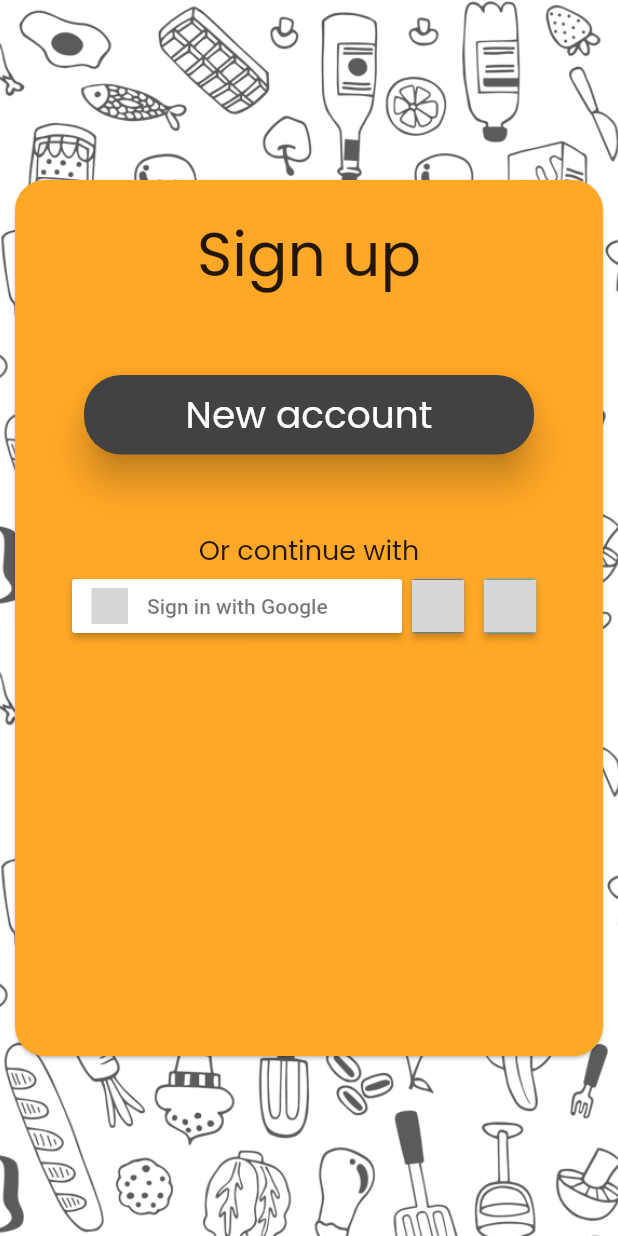
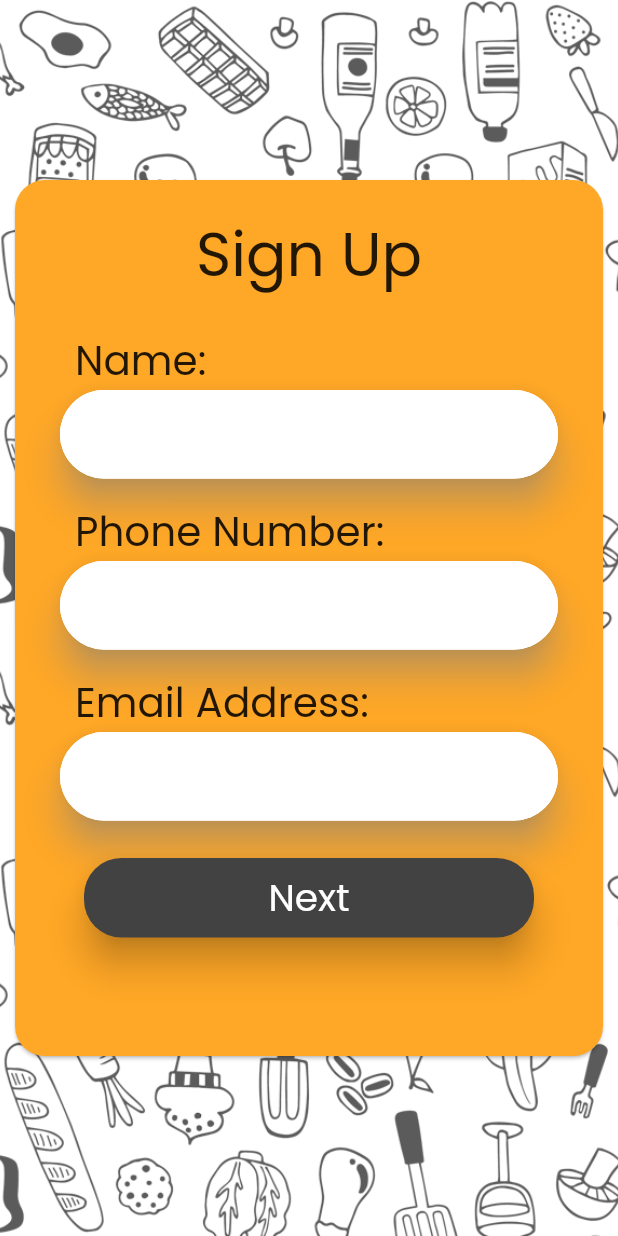
Before and after one commit to LakshmiNarayanP/BasicKneads_ingenius2020, a Flutter app: the Signup1 screen opened by its route, after a tap on "New account", on a phone screen of 412 x 824 dp. Run offline on Flutter 3.47's test engine with Material 2 defaults, Android fonts, the phone set to English and light mode, and no system bars; our stand-ins replace flutter_signin_button, getwidget; grey boxes are pictures that could not be loaded.

Commit message:
Signup Page 2 completed

```diff
--- a/basickneads/lib/main.dart
+++ b/basickneads/lib/main.dart
@@ -1,9 +1,11 @@
 import 'package:basickneads/signuppages/signup1.dart';
+import 'package:basickneads/signuppages/signup2.dart';
 import 'package:flutter/material.dart';
 import 'splashScreen.dart';
 import 'welcomePage.dart';
 import 'loginPage.dart';
 import 'signuppages/signup1.dart';
+import 'signuppages/signup2.dart';
 
 void main() {
   runApp(MyApp());
@@ -18,6 +20,7 @@ class MyApp extends StatelessWidget {
         '/welcomepage': (context) => WelcomePage(),
         '/loginpage': (context) => LoginPage(),
         '/signup1': (context) => Signup1(),
+        '/signup2': (context) => Signup2(),
       },
     );
   }
--- a/basickneads/lib/signuppages/signup1.dart
+++ b/basickneads/lib/signuppages/signup1.dart
@@ -19,7 +19,7 @@ class Signup1 extends StatelessWidget {
               ),
               WPRaisedButton(
                 buttonTitle: 'New account',
-                onPressed: () => {},
+                onPressed: () => {Navigator.pushNamed(context, '/signup2')},
               ),
               SizedBox(height: 50.0),
               SocialButtons(),
--- /dev/null
+++ b/basickneads/lib/signuppages/signup2.dart
@@ -0,0 +1,41 @@
+import 'package:flutter/material.dart';
+import 'package:basickneads/constants.dart';
+
+class Signup2 extends StatefulWidget {
+  @override
+  _Signup2State createState() => _Signup2State();
+}
+
+class _Signup2State extends State<Signup2> {
+  @override
+  Widget build(BuildContext context) {
+    return Container(
+      decoration: kDoodle,
+      child: OrangeCard(
+        container: Container(
+          child: Column(
+            children: [
+              Text(
+                'Sign Up',
+                style: kPoppinTitle,
+              ),
+              SizedBox(
+                height: 20.0,
+              ),
+              EnterField(fieldTitle: 'Name:'),
+              SizedBox(height: 15.0),
+              EnterField(fieldTitle: 'Phone Number:'),
+              SizedBox(height: 15.0),
+              EnterField(fieldTitle: 'Email Address:'),
+              SizedBox(height: 25.0),
+              WPRaisedButton(
+                buttonTitle: 'Next',
+                onPressed: () => print('button pressed'),
+              ),
+            ],
+          ),
+        ),
+      ),
+    );
+  }
+}
```
